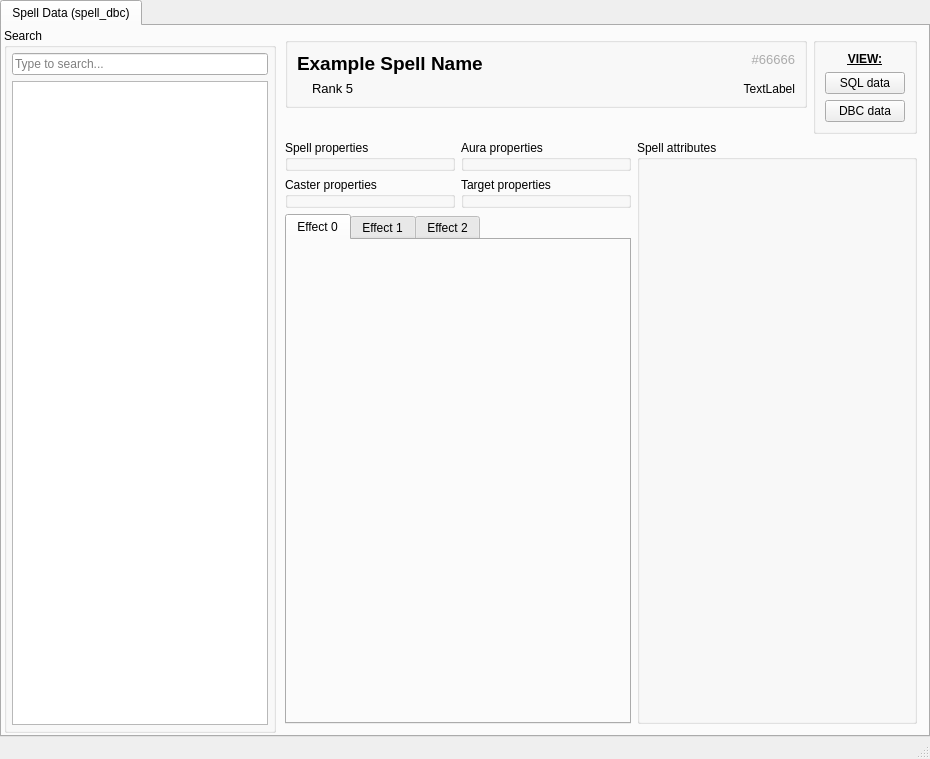
First picture: the form in src/dbedit/UI/MainWindow.ui, repository mehdi59200/TrinityCore, before the edit.
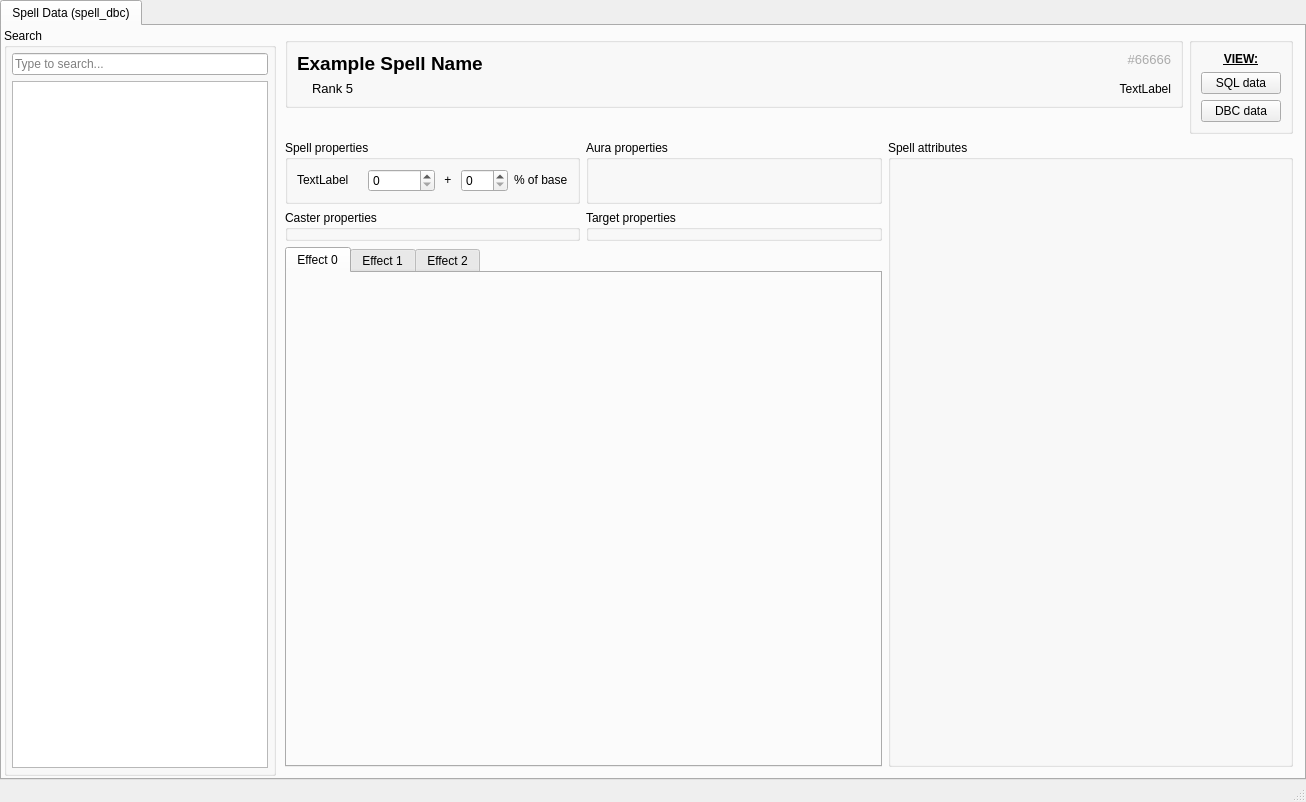
Second picture: the form after the edit. Custom widgets are drawn as their Qt base class.

Commit message: spell costs

```diff
--- a/src/dbedit/UI/MainWindow.ui
+++ b/src/dbedit/UI/MainWindow.ui
@@ -6,8 +6,8 @@
    <rect>
     <x>0</x>
     <y>0</y>
-    <width>930</width>
-    <height>759</height>
+    <width>1306</width>
+    <height>802</height>
    </rect>
   </property>
   <property name="windowTitle">
@@ -313,6 +313,155 @@
              <property name="title">
               <string>Spell properties</string>
              </property>
+             <layout class="QGridLayout" name="gridLayout_4">
+              <item row="0" column="0">
+               <widget class="PowerTypeDropdown" name="_powerType">
+                <property name="sizePolicy">
+                 <sizepolicy hsizetype="Preferred" vsizetype="Maximum">
+                  <horstretch>0</horstretch>
+                  <verstretch>0</verstretch>
+                 </sizepolicy>
+                </property>
+                <property name="text">
+                 <string>TextLabel</string>
+                </property>
+               </widget>
+              </item>
+              <item row="0" column="1" alignment="Qt::AlignLeft">
+               <widget class="QStackedWidget" name="_powerTypeSub">
+                <property name="sizePolicy">
+                 <sizepolicy hsizetype="Maximum" vsizetype="Maximum">
+                  <horstretch>0</horstretch>
+                  <verstretch>0</verstretch>
+                 </sizepolicy>
+                </property>
+                <property name="currentIndex">
+                 <number>0</number>
+                </property>
+                <widget class="QWidget" name="page_3">
+                 <property name="sizePolicy">
+                  <sizepolicy hsizetype="Maximum" vsizetype="Maximum">
+                   <horstretch>0</horstretch>
+                   <verstretch>0</verstretch>
+                  </sizepolicy>
+                 </property>
+                 <layout class="QHBoxLayout" name="horizontalLayout_2">
+                  <property name="spacing">
+                   <number>6</number>
+                  </property>
+                  <property name="sizeConstraint">
+                   <enum>QLayout::SetDefaultConstraint</enum>
+                  </property>
+                  <property name="leftMargin">
+                   <number>0</number>
+                  </property>
+                  <property name="topMargin">
+                   <number>0</number>
+                  </property>
+                  <property name="rightMargin">
+                   <number>0</number>
+                  </property>
+                  <property name="bottomMargin">
+                   <number>0</number>
+                  </property>
+                  <item>
+                   <widget class="QSpinBox" name="_manaCost">
+                    <property name="sizePolicy">
+                     <sizepolicy hsizetype="Fixed" vsizetype="Fixed">
+                      <horstretch>0</horstretch>
+                      <verstretch>0</verstretch>
+                     </sizepolicy>
+                    </property>
+                    <property name="minimum">
+                     <number>0</number>
+                    </property>
+                    <property name="maximum">
+                     <number>999999</number>
+                    </property>
+                   </widget>
+                  </item>
+                  <item>
+                   <widget class="QLabel" name="_manaCostPctPrefix">
+                    <property name="sizePolicy">
+                     <sizepolicy hsizetype="Maximum" vsizetype="Maximum">
+                      <horstretch>0</horstretch>
+                      <verstretch>0</verstretch>
+                     </sizepolicy>
+                    </property>
+                    <property name="text">
+                     <string> + </string>
+                    </property>
+                   </widget>
+                  </item>
+                  <item>
+                   <widget class="QSpinBox" name="_manaCostPercentage">
+                    <property name="sizePolicy">
+                     <sizepolicy hsizetype="Fixed" vsizetype="Fixed">
+                      <horstretch>0</horstretch>
+                      <verstretch>0</verstretch>
+                     </sizepolicy>
+                    </property>
+                    <property name="suffix">
+                     <string/>
+                    </property>
+                    <property name="maximum">
+                     <number>100</number>
+                    </property>
+                   </widget>
+                  </item>
+                  <item>
+                   <widget class="QLabel" name="_manaCostPctSuffix">
+                    <property name="sizePolicy">
+                     <sizepolicy hsizetype="Maximum" vsizetype="Maximum">
+                      <horstretch>0</horstretch>
+                      <verstretch>0</verstretch>
+                     </sizepolicy>
+                    </property>
+                    <property name="text">
+                     <string>% of base</string>
+                    </property>
+                   </widget>
+                  </item>
+                 </layout>
+                </widget>
+                <widget class="QWidget" name="page_4">
+                 <property name="sizePolicy">
+                  <sizepolicy hsizetype="Maximum" vsizetype="Maximum">
+                   <horstretch>0</horstretch>
+                   <verstretch>0</verstretch>
+                  </sizepolicy>
+                 </property>
+                 <layout class="QHBoxLayout" name="horizontalLayout_3">
+                  <property name="leftMargin">
+                   <number>0</number>
+                  </property>
+                  <property name="topMargin">
+                   <number>0</number>
+                  </property>
+                  <property name="rightMargin">
+                   <number>0</number>
+                  </property>
+                  <property name="bottomMargin">
+                   <number>0</number>
+                  </property>
+                  <item>
+                   <widget class="RuneCostDropdown" name="_runeCost">
+                    <property name="sizePolicy">
+                     <sizepolicy hsizetype="Maximum" vsizetype="Maximum">
+                      <horstretch>0</horstretch>
+                      <verstretch>0</verstretch>
+                     </sizepolicy>
+                    </property>
+                    <property name="text">
+                     <string>TextLabel</string>
+                    </property>
+                   </widget>
+                  </item>
+                 </layout>
+                </widget>
+               </widget>
+              </item>
+             </layout>
             </widget>
            </item>
            <item row="1" column="1">
@@ -493,6 +642,16 @@
    <extends>QLabel</extends>
    <header>SearchableDropdown.h</header>
   </customwidget>
+  <customwidget>
+   <class>PowerTypeDropdown</class>
+   <extends>QLabel</extends>
+   <header>SearchableDropdown.h</header>
+  </customwidget>
+  <customwidget>
+   <class>RuneCostDropdown</class>
+   <extends>QLabel</extends>
+   <header>SearchableDropdown.h</header>
+  </customwidget>
  </customwidgets>
  <resources/>
  <connections/>
```
Left out of the diff: 2 changed lines with no effect on the pictures. The commit also changes 14 other files.
